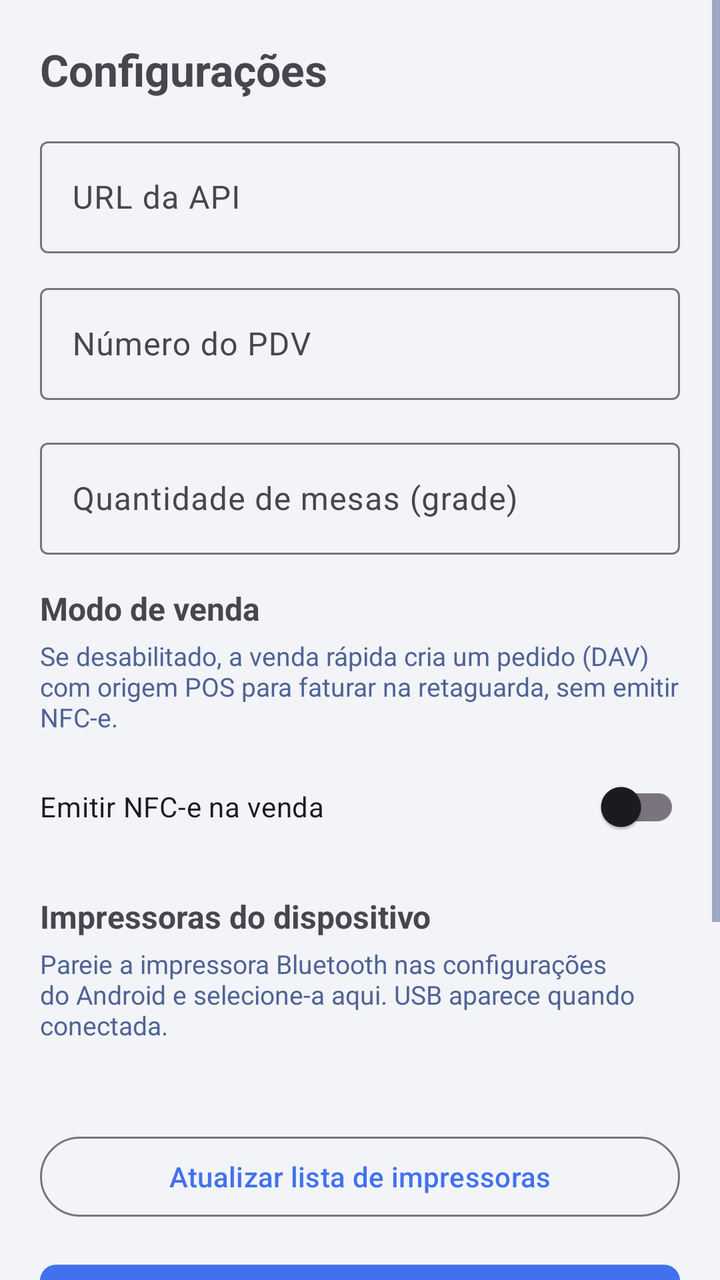
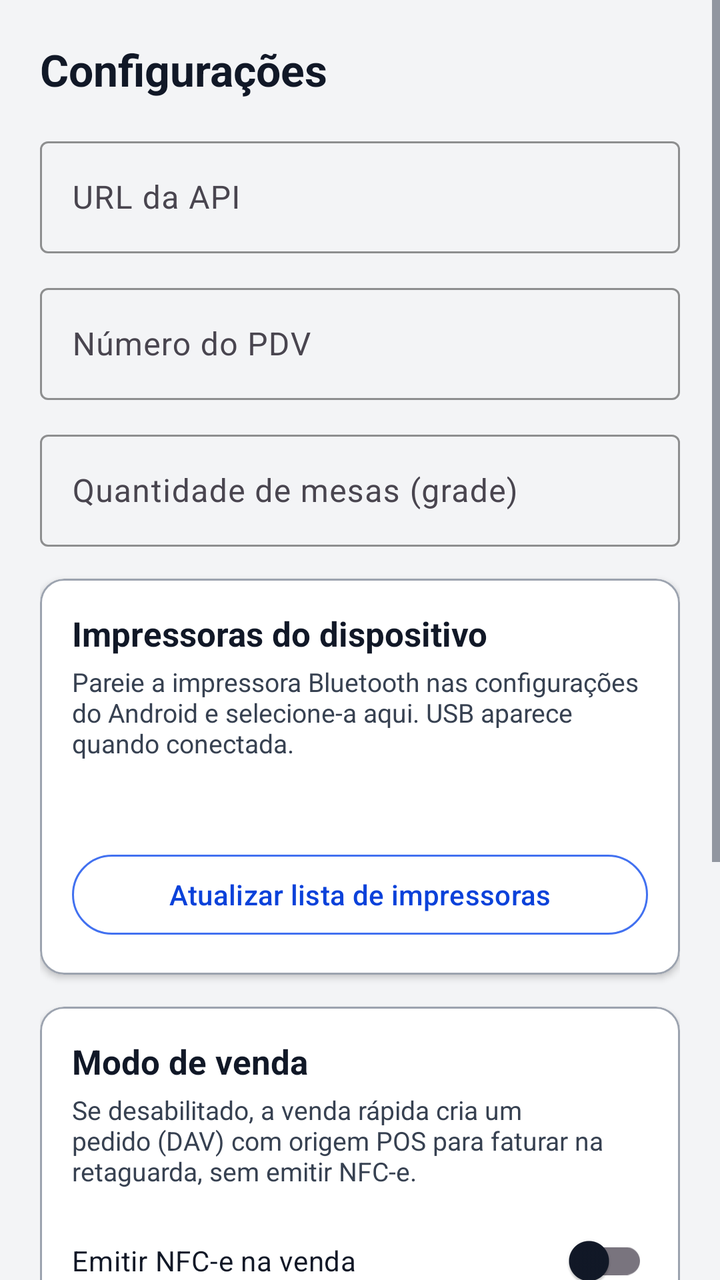

An Android layout rendered at two revisions. The XML below is the earlier revision; the diff shows what the commit changed to produce the second picture.
<!-- AndroidManifest.xml: application theme Theme.POSmaisgestao -->
<!-- res/layout/activity_config.xml -->
<?xml version="1.0" encoding="utf-8"?>
<ScrollView xmlns:android="http://schemas.android.com/apk/res/android"
    android:layout_width="match_parent"
    android:layout_height="match_parent"
    android:fillViewport="true">

    <LinearLayout
        android:layout_width="match_parent"
        android:layout_height="wrap_content"
        android:orientation="vertical"
        android:padding="20dp">

        <TextView
            android:layout_width="match_parent"
            android:layout_height="wrap_content"
            android:layout_marginBottom="16dp"
            android:text="@string/configuracoes"
            android:textSize="22sp"
            android:textStyle="bold" />

        <com.google.android.material.textfield.TextInputLayout
            android:layout_width="match_parent"
            android:layout_height="wrap_content"
            android:layout_marginBottom="12dp"
            android:hint="@string/url_api">

            <com.google.android.material.textfield.TextInputEditText
                android:id="@+id/inputUrlApi"
                android:layout_width="match_parent"
                android:layout_height="wrap_content"
                android:inputType="textUri"
                android:minHeight="56dp" />
        </com.google.android.material.textfield.TextInputLayout>

        <com.google.android.material.textfield.TextInputLayout
            android:layout_width="match_parent"
            android:layout_height="wrap_content"
            android:layout_marginBottom="16dp"
            android:hint="@string/numero_pdv">

            <com.google.android.material.textfield.TextInputEditText
                android:id="@+id/inputNumeroPdv"
                android:layout_width="match_parent"
                android:layout_height="wrap_content"
                android:inputType="number"
                android:minHeight="56dp" />
        </com.google.android.material.textfield.TextInputLayout>

        <com.google.android.material.textfield.TextInputLayout
            android:layout_width="match_parent"
            android:layout_height="wrap_content"
            android:layout_marginBottom="8dp"
            android:hint="@string/quantidade_mesas">

            <com.google.android.material.textfield.TextInputEditText
                android:id="@+id/inputQuantidadeMesas"
                android:layout_width="match_parent"
                android:layout_height="wrap_content"
                android:inputType="number"
                android:minHeight="56dp" />
        </com.google.android.material.textfield.TextInputLayout>

        <TextView
            android:layout_width="match_parent"
            android:layout_height="wrap_content"
            android:layout_marginTop="8dp"
            android:layout_marginBottom="4dp"
            android:text="@string/modo_venda_titulo"
            android:textSize="16sp"
            android:textStyle="bold" />

        <TextView
            android:layout_width="match_parent"
            android:layout_height="wrap_content"
            android:layout_marginBottom="8dp"
            android:text="@string/modo_venda_ajuda"
            android:textColor="@color/muted_foreground"
            android:textSize="13sp" />

        <com.google.android.material.switchmaterial.SwitchMaterial
            android:id="@+id/switchEmitirNfcePos"
            android:layout_width="match_parent"
            android:layout_height="wrap_content"
            android:layout_marginBottom="16dp"
            android:minHeight="56dp"
            android:text="@string/emitir_nfce_pos" />

        <TextView
            android:layout_width="match_parent"
            android:layout_height="wrap_content"
            android:layout_marginBottom="4dp"
            android:text="@string/impressoras_titulo"
            android:textSize="16sp"
            android:textStyle="bold" />

        <TextView
            android:layout_width="match_parent"
            android:layout_height="wrap_content"
            android:layout_marginBottom="8dp"
            android:text="@string/impressoras_ajuda"
            android:textColor="@color/muted_foreground"
            android:textSize="13sp" />

        <TextView
            android:id="@+id/txtImpressoraSelecionada"
            android:layout_width="match_parent"
            android:layout_height="wrap_content"
            android:layout_marginBottom="8dp"
            android:textSize="14sp" />

        <LinearLayout
            android:id="@+id/listaImpressoras"
            android:layout_width="match_parent"
            android:layout_height="wrap_content"
            android:orientation="vertical"
            android:layout_marginBottom="8dp" />

        <com.google.android.material.button.MaterialButton
            android:id="@+id/btnAtualizarImpressoras"
            style="@style/Widget.Material3.Button.OutlinedButton"
            android:layout_width="match_parent"
            android:layout_height="wrap_content"
            android:layout_marginBottom="16dp"
            android:text="@string/atualizar_impressoras" />

        <com.google.android.material.button.MaterialButton
            android:id="@+id/btnSalvarConfig"
            style="@style/PosBigButton"
            android:layout_width="match_parent"
            android:layout_height="wrap_content"
            android:layout_marginBottom="12dp"
            android:text="@string/salvar" />

        <com.google.android.material.button.MaterialButton
            android:id="@+id/btnGerenciarAtalhos"
            style="@style/PosBigButton"
            android:layout_width="match_parent"
            android:layout_height="wrap_content"
            android:layout_marginBottom="12dp"
            android:text="@string/gerenciar_atalhos" />

        <com.google.android.material.button.MaterialButton
            android:id="@+id/btnLogout"
            style="@style/PosBigButton"
            android:layout_width="match_parent"
            android:layout_height="wrap_content"
            android:backgroundTint="@color/danger"
            android:text="@string/logout" />
    </LinearLayout>
</ScrollView>
<!-- resources referenced by this layout -->
<resources>
  <color name="danger">#E5010C</color>
  <color name="muted_foreground">#506395</color>
  <string name="atualizar_impressoras">Atualizar lista de impressoras</string>
  <string name="configuracoes">Configurações</string>
  <string name="emitir_nfce_pos">Emitir NFC-e na venda</string>
  <string name="gerenciar_atalhos">Gerenciar atalhos</string>
  <string name="impressoras_ajuda">Pareie a impressora Bluetooth nas configurações do Android e selecione-a aqui. USB aparece quando conectada.</string>
  <string name="impressoras_titulo">Impressoras do dispositivo</string>
  <string name="logout">Sair da conta</string>
  <string name="modo_venda_ajuda">Se desabilitado, a venda rápida cria um pedido (DAV) com origem POS para faturar na retaguarda, sem emitir NFC-e.</string>
  <string name="modo_venda_titulo">Modo de venda</string>
  <string name="numero_pdv">Número do PDV</string>
  <string name="quantidade_mesas">Quantidade de mesas (grade)</string>
  <string name="salvar">Salvar</string>
  <string name="url_api">URL da API</string>
  <style name="PosBigButton" parent="Widget.Material3.Button">
          <item name="android:minHeight">72dp</item>
          <item name="android:textSize">20sp</item>
          <item name="android:textAllCaps">false</item>
          <item name="cornerRadius">8dp</item>
          <item name="backgroundTint">@color/primary</item>
          <item name="android:textColor">@color/primary_foreground</item>
      </style>
  <style name="Theme.POSmaisgestao" parent="Base.Theme.POSmaisgestao" />
  <color name="primary">#4271F0</color>
  <color name="primary_foreground">#F1F2F4</color>
  <style name="Base.Theme.POSmaisgestao" parent="Theme.Material3.DayNight.NoActionBar">
          <item name="colorPrimary">@color/primary</item>
          <item name="colorPrimaryDark">@color/primary_dark</item>
          <item name="colorSecondary">@color/accent</item>
          <item name="colorOnPrimary">@color/primary_foreground</item>
          <item name="android:statusBarColor">@color/primary_dark</item>
          <item name="android:windowBackground">@color/surface</item>
          <item name="android:colorBackground">@color/background</item>
          <item name="android:textColorPrimary">@color/foreground</item>
          <item name="android:textColorSecondary">@color/muted_foreground</item>
      </style>
  <color name="primary_dark">#0B42DA</color>
  <color name="accent">#D0D9F1</color>
  <color name="surface">#F2F4F7</color>
  <color name="background">#FFFFFF</color>
  <color name="foreground">#090A0B</color>
</resources>

<!-- the commit's change to res/layout/activity_config.xml (unified diff, before → after) -->
@@ -1,7 +1,9 @@
 <?xml version="1.0" encoding="utf-8"?>
 <ScrollView xmlns:android="http://schemas.android.com/apk/res/android"
+    xmlns:app="http://schemas.android.com/apk/res-auto"
     android:layout_width="match_parent"
     android:layout_height="match_parent"
+    android:background="@color/surface"
     android:fillViewport="true">
 
     <LinearLayout
@@ -15,6 +17,7 @@
             android:layout_height="wrap_content"
             android:layout_marginBottom="16dp"
             android:text="@string/configuracoes"
+            android:textColor="@color/foreground"
             android:textSize="22sp"
             android:textStyle="bold" />
 
@@ -22,106 +25,168 @@
             android:layout_width="match_parent"
             android:layout_height="wrap_content"
             android:layout_marginBottom="12dp"
-            android:hint="@string/url_api">
+            android:hint="@string/url_api"
+            app:hintTextColor="@color/muted_foreground"
+            app:boxStrokeColor="@color/primary">
 
             <com.google.android.material.textfield.TextInputEditText
                 android:id="@+id/inputUrlApi"
                 android:layout_width="match_parent"
                 android:layout_height="wrap_content"
                 android:inputType="textUri"
-                android:minHeight="56dp" />
+                android:minHeight="56dp"
+                android:textColor="@color/foreground"
+                android:textColorHint="@color/muted_foreground" />
         </com.google.android.material.textfield.TextInputLayout>
 
         <com.google.android.material.textfield.TextInputLayout
             android:layout_width="match_parent"
             android:layout_height="wrap_content"
-            android:layout_marginBottom="16dp"
-            android:hint="@string/numero_pdv">
+            android:layout_marginBottom="12dp"
+            android:hint="@string/numero_pdv"
+            app:hintTextColor="@color/muted_foreground"
+            app:boxStrokeColor="@color/primary">
 
             <com.google.android.material.textfield.TextInputEditText
                 android:id="@+id/inputNumeroPdv"
                 android:layout_width="match_parent"
                 android:layout_height="wrap_content"
                 android:inputType="number"
-                android:minHeight="56dp" />
+                android:minHeight="56dp"
+                android:textColor="@color/foreground"
+                android:textColorHint="@color/muted_foreground" />
         </com.google.android.material.textfield.TextInputLayout>
 
         <com.google.android.material.textfield.TextInputLayout
             android:layout_width="match_parent"
             android:layout_height="wrap_content"
-            android:layout_marginBottom="8dp"
-            android:hint="@string/quantidade_mesas">
+            android:layout_marginBottom="16dp"
+            android:hint="@string/quantidade_mesas"
+            app:hintTextColor="@color/muted_foreground"
+            app:boxStrokeColor="@color/primary">
 
             <com.google.android.material.textfield.TextInputEditText
                 android:id="@+id/inputQuantidadeMesas"
                 android:layout_width="match_parent"
                 android:layout_height="wrap_content"
                 android:inputType="number"
-                android:minHeight="56dp" />
+                android:minHeight="56dp"
+                android:textColor="@color/foreground"
+                android:textColorHint="@color/muted_foreground" />
         </com.google.android.material.textfield.TextInputLayout>
 
-        <TextView
-            android:layout_width="match_parent"
-            android:layout_height="wrap_content"
-            android:layout_marginTop="8dp"
-            android:layout_marginBottom="4dp"
-            android:text="@string/modo_venda_titulo"
-            android:textSize="16sp"
-            android:textStyle="bold" />
-
-        <TextView
-            android:layout_width="match_parent"
-            android:layout_height="wrap_content"
-            android:layout_marginBottom="8dp"
-            android:text="@string/modo_venda_ajuda"
-            android:textColor="@color/muted_foreground"
-            android:textSize="13sp" />
-
-        <com.google.android.material.switchmaterial.SwitchMaterial
-            android:id="@+id/switchEmitirNfcePos"
-            android:layout_width="match_parent"
-            android:layout_height="wrap_content"
-            android:layout_marginBottom="16dp"
-            android:minHeight="56dp"
-            android:text="@string/emitir_nfce_pos" />
-
-        <TextView
-            android:layout_width="match_parent"
-            android:layout_height="wrap_content"
-            android:layout_marginBottom="4dp"
-            android:text="@string/impressoras_titulo"
-            android:textSize="16sp"
-            android:textStyle="bold" />
-
-        <TextView
-            android:layout_width="match_parent"
-            android:layout_height="wrap_content"
-            android:layout_marginBottom="8dp"
-            android:text="@string/impressoras_ajuda"
-            android:textColor="@color/muted_foreground"
-            android:textSize="13sp" />
-
-        <TextView
-            android:id="@+id/txtImpressoraSelecionada"
-            android:layout_width="match_parent"
-            android:layout_height="wrap_content"
-            android:layout_marginBottom="8dp"
-            android:textSize="14sp" />
-
-        <LinearLayout
-            android:id="@+id/listaImpressoras"
-            android:layout_width="match_parent"
-            android:layout_height="wrap_content"
-            android:orientation="vertical"
-            android:layout_marginBottom="8dp" />
-
-        <com.google.android.material.button.MaterialButton
-            android:id="@+id/btnAtualizarImpressoras"
-            style="@style/Widget.Material3.Button.OutlinedButton"
-            android:layout_width="match_parent"
-            android:layout_height="wrap_content"
-            android:layout_marginBottom="16dp"
-            android:text="@string/atualizar_impressoras" />
+        <com.google.android.material.card.MaterialCardView
+            android:layout_width="match_parent"
+            android:layout_height="wrap_content"
+            android:layout_marginBottom="16dp"
+            app:cardBackgroundColor="@color/card"
+            app:cardCornerRadius="12dp"
+            app:cardElevation="2dp"
+            app:strokeColor="@color/border"
+            app:strokeWidth="1dp">
+
+            <LinearLayout
+                android:layout_width="match_parent"
+                android:layout_height="wrap_content"
+                android:orientation="vertical"
+                android:padding="16dp">
+
+                <TextView
+                    android:layout_width="match_parent"
+                    android:layout_height="wrap_content"
+                    android:layout_marginBottom="4dp"
+                    android:text="@string/impressoras_titulo"
+                    android:textColor="@color/foreground"
+                    android:textSize="17sp"
+                    android:textStyle="bold" />
+
+                <TextView
+                    android:layout_width="match_parent"
+                    android:layout_height="wrap_content"
+                    android:layout_marginBottom="8dp"
+                    android:text="@string/impressoras_ajuda"
+                    android:textColor="@color/muted_foreground"
+                    android:textSize="13sp" />
+
+                <TextView
+                    android:id="@+id/txtImpressoraSelecionada"
+                    android:layout_width="match_parent"
+                    android:layout_height="wrap_content"
+                    android:layout_marginBottom="8dp"
+                    android:textColor="@color/primary_dark"
+                    android:textSize="14sp"
+                    android:textStyle="bold" />
+
+                <LinearLayout
+                    android:id="@+id/listaImpressoras"
+                    android:layout_width="match_parent"
+                    android:layout_height="wrap_content"
+                    android:orientation="vertical"
+                    android:layout_marginBottom="8dp" />
+
+                <TextView
+                    android:id="@+id/txtSemImpressoras"
+                    android:layout_width="match_parent"
+                    android:layout_height="wrap_content"
+                    android:layout_marginBottom="8dp"
+                    android:text="@string/sem_impressoras_encontradas"
+                    android:textColor="@color/muted_foreground"
+                    android:textSize="13sp"
+                    android:visibility="gone" />
+
+                <com.google.android.material.button.MaterialButton
+                    android:id="@+id/btnAtualizarImpressoras"
+                    style="@style/Widget.Material3.Button.OutlinedButton"
+                    android:layout_width="match_parent"
+                    android:layout_height="wrap_content"
+                    android:text="@string/atualizar_impressoras"
+                    android:textColor="@color/primary_dark"
+                    app:strokeColor="@color/primary" />
+            </LinearLayout>
+        </com.google.android.material.card.MaterialCardView>
+
+        <com.google.android.material.card.MaterialCardView
+            android:layout_width="match_parent"
+            android:layout_height="wrap_content"
+            android:layout_marginBottom="16dp"
+            app:cardBackgroundColor="@color/card"
+            app:cardCornerRadius="12dp"
+            app:cardElevation="2dp"
+            app:strokeColor="@color/border"
+            app:strokeWidth="1dp">
+
+            <LinearLayout
+                android:layout_width="match_parent"
+                android:layout_height="wrap_content"
+                android:orientation="vertical"
+                android:padding="16dp">
+
+                <TextView
+                    android:layout_width="match_parent"
+                    android:layout_height="wrap_content"
+                    android:layout_marginBottom="4dp"
+                    android:text="@string/modo_venda_titulo"
+                    android:textColor="@color/foreground"
+                    android:textSize="17sp"
+                    android:textStyle="bold" />
+
+                <TextView
+                    android:layout_width="match_parent"
+                    android:layout_height="wrap_content"
+                    android:layout_marginBottom="8dp"
+                    android:text="@string/modo_venda_ajuda"
+                    android:textColor="@color/muted_foreground"
+                    android:textSize="13sp" />
+
+                <com.google.android.material.switchmaterial.SwitchMaterial
+                    android:id="@+id/switchEmitirNfcePos"
+                    android:layout_width="match_parent"
+                    android:layout_height="wrap_content"
+                    android:minHeight="56dp"
+                    android:text="@string/emitir_nfce_pos"
+                    android:textColor="@color/foreground" />
+            </LinearLayout>
+        </com.google.android.material.card.MaterialCardView>
 
         <com.google.android.material.button.MaterialButton
             android:id="@+id/btnSalvarConfig"
<!-- resource entries referenced after the edit -->
@@ -1,7 +1,9 @@
 <!-- resources referenced by this layout -->
 <resources>
+  <color name="border">#9CA3AF</color>
+  <color name="card">#FFFFFF</color>
   <color name="danger">#E5010C</color>
-  <color name="muted_foreground">#506395</color>
+  <color name="muted_foreground">#374151</color>
   <string name="atualizar_impressoras">Atualizar lista de impressoras</string>
   <string name="configuracoes">Configurações</string>
   <string name="emitir_nfce_pos">Emitir NFC-e na venda</string>
@@ -14,6 +16,7 @@
   <string name="numero_pdv">Número do PDV</string>
   <string name="quantidade_mesas">Quantidade de mesas (grade)</string>
   <string name="salvar">Salvar</string>
+  <string name="sem_impressoras_encontradas">Nenhuma impressora Bluetooth/USB encontrada. Pareie no Android e toque em Atualizar.</string>
   <string name="url_api">URL da API</string>
   <style name="PosBigButton" parent="Widget.Material3.Button">
           <item name="android:minHeight">72dp</item>
@@ -25,22 +28,26 @@
       </style>
   <style name="Theme.POSmaisgestao" parent="Base.Theme.POSmaisgestao" />
   <color name="primary">#4271F0</color>
-  <color name="primary_foreground">#F1F2F4</color>
-  <style name="Base.Theme.POSmaisgestao" parent="Theme.Material3.DayNight.NoActionBar">
+  <color name="primary_foreground">#FFFFFF</color>
+  <style name="Base.Theme.POSmaisgestao" parent="Theme.Material3.Light.NoActionBar">
           <item name="colorPrimary">@color/primary</item>
           <item name="colorPrimaryDark">@color/primary_dark</item>
           <item name="colorSecondary">@color/accent</item>
           <item name="colorOnPrimary">@color/primary_foreground</item>
+          <item name="colorOnSurface">@color/foreground</item>
+          <item name="colorOnBackground">@color/foreground</item>
           <item name="android:statusBarColor">@color/primary_dark</item>
           <item name="android:windowBackground">@color/surface</item>
           <item name="android:colorBackground">@color/background</item>
           <item name="android:textColorPrimary">@color/foreground</item>
           <item name="android:textColorSecondary">@color/muted_foreground</item>
+          <item name="android:textColor">@color/foreground</item>
+          <item name="android:textColorHint">@color/muted_foreground</item>
       </style>
   <color name="primary_dark">#0B42DA</color>
   <color name="accent">#D0D9F1</color>
-  <color name="surface">#F2F4F7</color>
+  <color name="surface">#F3F4F6</color>
   <color name="background">#FFFFFF</color>
-  <color name="foreground">#090A0B</color>
+  <color name="foreground">#111827</color>
 </resources>
 
